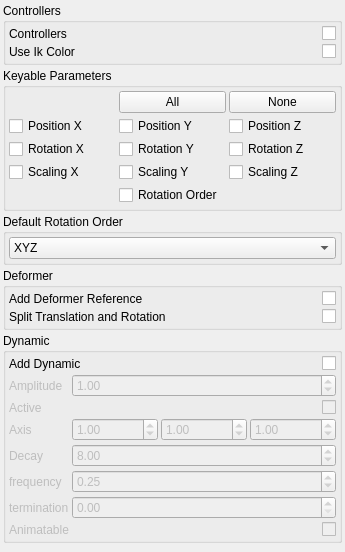
This is brigks/systems/average/widget.ui in miquelcampos/brigks as Qt 5 draws it before an edit. The edited form follows.
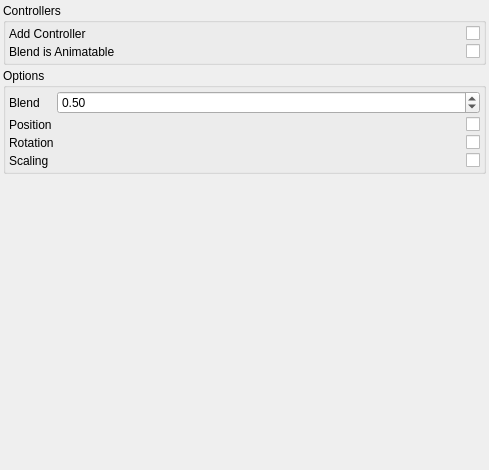
This is the edited form.

```diff
--- a/brigks/systems/average/widget.ui
+++ b/brigks/systems/average/widget.ui
@@ -6,8 +6,8 @@
    <rect>
     <x>0</x>
     <y>0</y>
-    <width>345</width>
-    <height>552</height>
+    <width>489</width>
+    <height>470</height>
    </rect>
   </property>
   <property name="windowTitle">
@@ -21,21 +21,30 @@
     <number>3</number>
    </property>
    <item>
-    <widget class="QGroupBox" name="groupBox_3">
+    <widget class="QGroupBox" name="groupBox_2">
      <property name="title">
       <string>Controllers</string>
      </property>
-     <layout class="QGridLayout" name="gridLayout_2">
-      <property name="margin">
+     <layout class="QGridLayout" name="gridLayout_3">
+      <property name="leftMargin">
+       <number>3</number>
+      </property>
+      <property name="topMargin">
+       <number>3</number>
+      </property>
+      <property name="rightMargin">
+       <number>3</number>
+      </property>
+      <property name="bottomMargin">
        <number>3</number>
       </property>
       <property name="spacing">
        <number>3</number>
       </property>
       <item row="0" column="0">
-       <widget class="QLabel" name="label_2">
+       <widget class="QLabel" name="label_7">
         <property name="text">
-         <string>Controllers</string>
+         <string>Add Controller</string>
         </property>
        </widget>
       </item>
@@ -49,8 +58,15 @@
         </property>
        </widget>
       </item>
+      <item row="1" column="0">
+       <widget class="QLabel" name="label_8">
+        <property name="text">
+         <string>Blend is Animatable</string>
+        </property>
+       </widget>
+      </item>
       <item row="1" column="1">
-       <widget class="QCheckBox" name="uiUseIkColor">
+       <widget class="QCheckBox" name="uiBlendAnimatable">
         <property name="layoutDirection">
          <enum>Qt::RightToLeft</enum>
         </property>
@@ -59,20 +75,13 @@
         </property>
        </widget>
       </item>
-      <item row="1" column="0">
-       <widget class="QLabel" name="label_3">
-        <property name="text">
-         <string>Use Ik Color</string>
-        </property>
-       </widget>
-      </item>
      </layout>
     </widget>
    </item>
    <item>
     <widget class="QGroupBox" name="groupBox">
      <property name="title">
-      <string>Keyable Parameters</string>
+      <string>Options</string>
      </property>
      <layout class="QGridLayout" name="gridLayout">
       <property name="margin">
@@ -81,218 +90,93 @@
       <property name="spacing">
        <number>3</number>
       </property>
-      <item row="3" column="1">
-       <widget class="QCheckBox" name="uiScly">
-        <property name="text">
-         <string>Scaling Y</string>
-        </property>
-       </widget>
-      </item>
-      <item row="3" column="0">
-       <widget class="QCheckBox" name="uiSclx">
-        <property name="text">
-         <string>Scaling X</string>
-        </property>
-       </widget>
-      </item>
-      <item row="3" column="2">
-       <widget class="QCheckBox" name="uiSclz">
-        <property name="text">
-         <string>Scaling Z</string>
-        </property>
-       </widget>
-      </item>
-      <item row="1" column="0">
-       <widget class="QCheckBox" name="uiPosx">
-        <property name="text">
-         <string>Position X</string>
-        </property>
-       </widget>
-      </item>
       <item row="1" column="1">
-       <widget class="QCheckBox" name="uiPosy">
+       <widget class="QCheckBox" name="uiPosition">
+        <property name="layoutDirection">
+         <enum>Qt::RightToLeft</enum>
+        </property>
         <property name="text">
-         <string>Position Y</string>
+         <string/>
         </property>
        </widget>
       </item>
-      <item row="0" column="2">
-       <widget class="QPushButton" name="uiKeyableNoneBTN">
+      <item row="1" column="0">
+       <widget class="QLabel" name="label_3">
+        <property name="sizePolicy">
+         <sizepolicy hsizetype="Fixed" vsizetype="Preferred">
+          <horstretch>0</horstretch>
+          <verstretch>0</verstretch>
+         </sizepolicy>
+        </property>
         <property name="text">
-         <string>None</string>
+         <string>Position</string>
         </property>
        </widget>
       </item>
       <item row="0" column="1">
-       <widget class="QPushButton" name="uiKeyableAllBTN">
-        <property name="text">
-         <string>All</string>
+       <widget class="QDoubleSpinBox" name="uiBlend">
+        <property name="maximum">
+         <double>1.000000000000000</double>
         </property>
-       </widget>
-      </item>
-      <item row="2" column="2">
-       <widget class="QCheckBox" name="uiRotz">
-        <property name="text">
-         <string>Rotation Z</string>
+        <property name="singleStep">
+         <double>0.100000000000000</double>
         </property>
+        <property name="value">
+         <double>0.500000000000000</double>
+        </property>
        </widget>
       </item>
-      <item row="2" column="1">
-       <widget class="QCheckBox" name="uiRoty">
+      <item row="0" column="0">
+       <widget class="QLabel" name="label_2">
+        <property name="sizePolicy">
+         <sizepolicy hsizetype="Fixed" vsizetype="Preferred">
+          <horstretch>0</horstretch>
+          <verstretch>0</verstretch>
+         </sizepolicy>
+        </property>
         <property name="text">
-         <string>Rotation Y</string>
+         <string>Blend</string>
         </property>
        </widget>
       </item>
       <item row="2" column="0">
-       <widget class="QCheckBox" name="uiRotx">
-        <property name="text">
-         <string>Rotation X</string>
-        </property>
-       </widget>
-      </item>
-      <item row="1" column="2">
-       <widget class="QCheckBox" name="uiPosz">
-        <property name="text">
-         <string>Position Z</string>
-        </property>
-       </widget>
-      </item>
-      <item row="4" column="1">
-       <widget class="QCheckBox" name="uiRotorder">
-        <property name="text">
-         <string>Rotation Order</string>
-        </property>
-       </widget>
-      </item>
-     </layout>
-    </widget>
-   </item>
-   <item>
-    <widget class="QGroupBox" name="groupBox_5">
-     <property name="title">
-      <string>Default Rotation Order</string>
-     </property>
-     <layout class="QVBoxLayout" name="verticalLayout">
-      <property name="spacing">
-       <number>3</number>
-      </property>
-      <property name="margin">
-       <number>3</number>
-      </property>
-      <item>
-       <widget class="QComboBox" name="uiDefaultRotationOrder">
-        <item>
-         <property name="text">
-          <string>XYZ</string>
-         </property>
-        </item>
-        <item>
-         <property name="text">
-          <string>XZY</string>
-         </property>
-        </item>
-        <item>
-         <property name="text">
-          <string>YXZ</string>
-         </property>
-        </item>
-        <item>
-         <property name="text">
-          <string>YZX</string>
-         </property>
-        </item>
-        <item>
-         <property name="text">
-          <string>ZXY</string>
-         </property>
-        </item>
-        <item>
-         <property name="text">
-          <string>ZYX</string>
-         </property>
-        </item>
-       </widget>
-      </item>
-     </layout>
-    </widget>
-   </item>
-   <item>
-    <widget class="QGroupBox" name="groupBox_2">
-     <property name="title">
-      <string>Deformer</string>
-     </property>
-     <layout class="QGridLayout" name="gridLayout_3">
-      <property name="margin">
-       <number>3</number>
-      </property>
-      <property name="spacing">
-       <number>3</number>
-      </property>
-      <item row="0" column="1">
-       <widget class="QCheckBox" name="uiAddDeformerReferences">
-        <property name="layoutDirection">
-         <enum>Qt::RightToLeft</enum>
-        </property>
-        <property name="text">
-         <string/>
-        </property>
-       </widget>
-      </item>
-      <item row="0" column="0">
-       <widget class="QLabel" name="label">
-        <property name="text">
-         <string>Add Deformer Reference</string>
-        </property>
-       </widget>
-      </item>
-      <item row="1" column="1">
-       <widget class="QCheckBox" name="uiSplitRotation">
-        <property name="layoutDirection">
-         <enum>Qt::RightToLeft</enum>
-        </property>
-        <property name="text">
-         <string/>
-        </property>
-       </widget>
-      </item>
-      <item row="1" column="0">
        <widget class="QLabel" name="label_4">
+        <property name="sizePolicy">
+         <sizepolicy hsizetype="Fixed" vsizetype="Preferred">
+          <horstretch>0</horstretch>
+          <verstretch>0</verstretch>
+         </sizepolicy>
+        </property>
         <property name="text">
-         <string>Split Translation and Rotation</string>
+         <string>Rotation</string>
         </property>
        </widget>
       </item>
-     </layout>
-    </widget>
-   </item>
-   <item>
-    <widget class="QGroupBox" name="uiDynamicGRP">
-     <property name="minimumSize">
-      <size>
-       <width>0</width>
-       <height>0</height>
-      </size>
-     </property>
-     <property name="title">
-      <string>Dynamic</string>
-     </property>
-     <layout class="QGridLayout" name="gridLayout_4">
-      <property name="margin">
-       <number>3</number>
-      </property>
-      <property name="spacing">
-       <number>3</number>
-      </property>
-      <item row="0" column="0">
+      <item row="2" column="1">
+       <widget class="QCheckBox" name="uiRotation">
+        <property name="layoutDirection">
+         <enum>Qt::RightToLeft</enum>
+        </property>
+        <property name="text">
+         <string/>
+        </property>
+       </widget>
+      </item>
+      <item row="3" column="0">
        <widget class="QLabel" name="label_5">
+        <property name="sizePolicy">
+         <sizepolicy hsizetype="Fixed" vsizetype="Preferred">
+          <horstretch>0</horstretch>
+          <verstretch>0</verstretch>
+         </sizepolicy>
+        </property>
         <property name="text">
-         <string>Add Dynamic</string>
+         <string>Scaling</string>
         </property>
        </widget>
       </item>
-      <item row="0" column="1">
-       <widget class="QCheckBox" name="uiDynamic">
+      <item row="3" column="1">
+       <widget class="QCheckBox" name="uiScaling">
         <property name="layoutDirection">
          <enum>Qt::RightToLeft</enum>
         </property>
@@ -301,245 +185,6 @@
         </property>
        </widget>
       </item>
-      <item row="1" column="0" colspan="2">
-       <widget class="QWidget" name="uiDynamicDefaultWDG" native="true">
-        <property name="enabled">
-         <bool>false</bool>
-        </property>
-        <layout class="QGridLayout" name="gridLayout_5">
-         <property name="margin">
-          <number>0</number>
-         </property>
-         <property name="spacing">
-          <number>3</number>
-         </property>
-         <item row="0" column="0">
-          <widget class="QLabel" name="label_8">
-           <property name="text">
-            <string>Amplitude</string>
-           </property>
-          </widget>
-         </item>
-         <item row="0" column="1">
-          <widget class="QDoubleSpinBox" name="uiAmplitude">
-           <property name="maximum">
-            <double>100.000000000000000</double>
-           </property>
-           <property name="singleStep">
-            <double>0.100000000000000</double>
-           </property>
-           <property name="value">
-            <double>1.000000000000000</double>
-           </property>
-          </widget>
-         </item>
-         <item row="1" column="0">
-          <widget class="QLabel" name="uiActiveLBL">
-           <property name="sizePolicy">
-            <sizepolicy hsizetype="Fixed" vsizetype="Preferred">
-             <horstretch>0</horstretch>
-             <verstretch>0</verstretch>
-            </sizepolicy>
-           </property>
-           <property name="minimumSize">
-            <size>
-             <width>10</width>
-             <height>0</height>
-            </size>
-           </property>
-           <property name="text">
-            <string>Active</string>
-           </property>
-          </widget>
-         </item>
-         <item row="1" column="1">
-          <widget class="QCheckBox" name="uiActive">
-           <property name="layoutDirection">
-            <enum>Qt::RightToLeft</enum>
-           </property>
-           <property name="text">
-            <string/>
-           </property>
-          </widget>
-         </item>
-         <item row="3" column="0">
-          <widget class="QLabel" name="uiStartCurveAttractLBL">
-           <property name="sizePolicy">
-            <sizepolicy hsizetype="Fixed" vsizetype="Preferred">
-             <horstretch>0</horstretch>
-             <verstretch>0</verstretch>
-            </sizepolicy>
-           </property>
-           <property name="minimumSize">
-            <size>
-             <width>10</width>
-             <height>0</height>
-            </size>
-           </property>
-           <property name="text">
-            <string>Decay</string>
-           </property>
-          </widget>
-         </item>
-         <item row="3" column="1">
-          <widget class="QDoubleSpinBox" name="uiDecay">
-           <property name="minimum">
-            <double>0.000000000000000</double>
-           </property>
-           <property name="maximum">
-            <double>999.000000000000000</double>
-           </property>
-           <property name="singleStep">
-            <double>1.000000000000000</double>
-           </property>
-           <property name="value">
-            <double>8.000000000000000</double>
-           </property>
-          </widget>
-         </item>
-         <item row="4" column="0">
-          <widget class="QLabel" name="uiBendResistanceLBL">
-           <property name="sizePolicy">
-            <sizepolicy hsizetype="Fixed" vsizetype="Preferred">
-             <horstretch>0</horstretch>
-             <verstretch>0</verstretch>
-            </sizepolicy>
-           </property>
-           <property name="minimumSize">
-            <size>
-             <width>10</width>
-             <height>0</height>
-            </size>
-           </property>
-           <property name="text">
-            <string>frequency</string>
-           </property>
-          </widget>
-         </item>
-         <item row="4" column="1">
-          <widget class="QDoubleSpinBox" name="uiFrequency">
-           <property name="minimum">
-            <double>0.000000000000000</double>
-           </property>
-           <property name="maximum">
-            <double>100.000000000000000</double>
-           </property>
-           <property name="singleStep">
-            <double>0.250000000000000</double>
-           </property>
-           <property name="value">
-            <double>0.250000000000000</double>
-           </property>
-          </widget>
-         </item>
-         <item row="5" column="0">
-          <widget class="QLabel" name="uiMassLBL">
-           <property name="sizePolicy">
-            <sizepolicy hsizetype="Fixed" vsizetype="Preferred">
-             <horstretch>0</horstretch>
-             <verstretch>0</verstretch>
-            </sizepolicy>
-           </property>
-           <property name="minimumSize">
-            <size>
-             <width>10</width>
-             <height>0</height>
-            </size>
-           </property>
-           <property name="text">
-            <string>termination</string>
-           </property>
-          </widget>
-         </item>
-         <item row="5" column="1">
-          <widget class="QDoubleSpinBox" name="uiTermination">
-           <property name="minimum">
-            <double>0.000000000000000</double>
-           </property>
-           <property name="maximum">
-            <double>100.000000000000000</double>
-           </property>
-           <property name="singleStep">
-            <double>0.100000000000000</double>
-           </property>
-           <property name="value">
-            <double>0.000000000000000</double>
-           </property>
-          </widget>
-         </item>
-         <item row="6" column="0">
-          <widget class="QLabel" name="uiAnimatableLBL">
-           <property name="sizePolicy">
-            <sizepolicy hsizetype="Fixed" vsizetype="Preferred">
-             <horstretch>0</horstretch>
-             <verstretch>0</verstretch>
-            </sizepolicy>
-           </property>
-           <property name="minimumSize">
-            <size>
-             <width>10</width>
-             <height>0</height>
-            </size>
-           </property>
-           <property name="text">
-            <string>Animatable</string>
-           </property>
-          </widget>
-         </item>
-         <item row="6" column="1">
-          <widget class="QCheckBox" name="uiDynamicAnimatable">
-           <property name="layoutDirection">
-            <enum>Qt::RightToLeft</enum>
-           </property>
-           <property name="text">
-            <string/>
-           </property>
-          </widget>
-         </item>
-         <item row="2" column="1">
-          <layout class="QHBoxLayout" name="horizontalLayout_2">
-           <item>
-            <widget class="QDoubleSpinBox" name="uiAmplitudeX">
-             <property name="singleStep">
-              <double>0.100000000000000</double>
-             </property>
-             <property name="value">
-              <double>1.000000000000000</double>
-             </property>
-            </widget>
-           </item>
-           <item>
-            <widget class="QDoubleSpinBox" name="uiAmplitudeY">
-             <property name="singleStep">
-              <double>0.100000000000000</double>
-             </property>
-             <property name="value">
-              <double>1.000000000000000</double>
-             </property>
-            </widget>
-           </item>
-           <item>
-            <widget class="QDoubleSpinBox" name="uiAmplitudeZ">
-             <property name="singleStep">
-              <double>0.100000000000000</double>
-             </property>
-             <property name="value">
-              <double>1.000000000000000</double>
-             </property>
-            </widget>
-           </item>
-          </layout>
-         </item>
-         <item row="2" column="0">
-          <widget class="QLabel" name="label_6">
-           <property name="text">
-            <string>Axis</string>
-           </property>
-          </widget>
-         </item>
-        </layout>
-       </widget>
-      </item>
      </layout>
     </widget>
    </item>
@@ -551,7 +196,7 @@
      <property name="sizeHint" stdset="0">
       <size>
        <width>20</width>
-       <height>40</height>
+       <height>316</height>
       </size>
      </property>
     </spacer>
```
Left out of the diff: 26 changed lines with no effect on the pictures.
